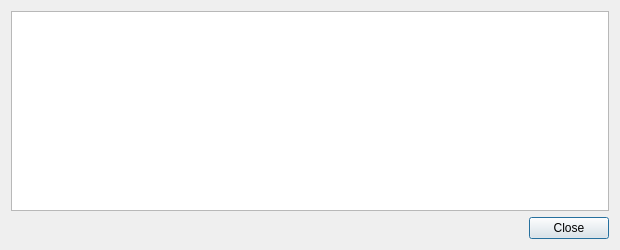
Qt form src/qt/forms/transactiondescdialog.ui (G2C/G2C) before a commit.
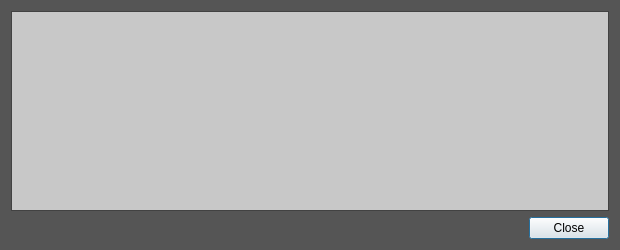
The same form after that commit.

Diff of the .ui file:
```diff
--- a/src/qt/forms/transactiondescdialog.ui
+++ b/src/qt/forms/transactiondescdialog.ui
@@ -10,6 +10,97 @@
     <height>250</height>
    </rect>
   </property>
+  <property name="palette">
+   <palette>
+    <active>
+     <colorrole role="WindowText">
+      <brush brushstyle="SolidPattern">
+       <color alpha="255">
+        <red>51</red>
+        <green>153</green>
+        <blue>255</blue>
+       </color>
+      </brush>
+     </colorrole>
+     <colorrole role="Base">
+      <brush brushstyle="SolidPattern">
+       <color alpha="255">
+        <red>200</red>
+        <green>200</green>
+        <blue>200</blue>
+       </color>
+      </brush>
+     </colorrole>
+     <colorrole role="Window">
+      <brush brushstyle="SolidPattern">
+       <color alpha="255">
+        <red>85</red>
+        <green>85</green>
+        <blue>85</blue>
+       </color>
+      </brush>
+     </colorrole>
+    </active>
+    <inactive>
+     <colorrole role="WindowText">
+      <brush brushstyle="SolidPattern">
+       <color alpha="255">
+        <red>51</red>
+        <green>153</green>
+        <blue>255</blue>
+       </color>
+      </brush>
+     </colorrole>
+     <colorrole role="Base">
+      <brush brushstyle="SolidPattern">
+       <color alpha="255">
+        <red>200</red>
+        <green>200</green>
+        <blue>200</blue>
+       </color>
+      </brush>
+     </colorrole>
+     <colorrole role="Window">
+      <brush brushstyle="SolidPattern">
+       <color alpha="255">
+        <red>85</red>
+        <green>85</green>
+        <blue>85</blue>
+       </color>
+      </brush>
+     </colorrole>
+    </inactive>
+    <disabled>
+     <colorrole role="WindowText">
+      <brush brushstyle="SolidPattern">
+       <color alpha="255">
+        <red>120</red>
+        <green>120</green>
+        <blue>120</blue>
+       </color>
+      </brush>
+     </colorrole>
+     <colorrole role="Base">
+      <brush brushstyle="SolidPattern">
+       <color alpha="255">
+        <red>85</red>
+        <green>85</green>
+        <blue>85</blue>
+       </color>
+      </brush>
+     </colorrole>
+     <colorrole role="Window">
+      <brush brushstyle="SolidPattern">
+       <color alpha="255">
+        <red>85</red>
+        <green>85</green>
+        <blue>85</blue>
+       </color>
+      </brush>
+     </colorrole>
+    </disabled>
+   </palette>
+  </property>
   <property name="windowTitle">
    <string>Transaction details</string>
   </property>
```
